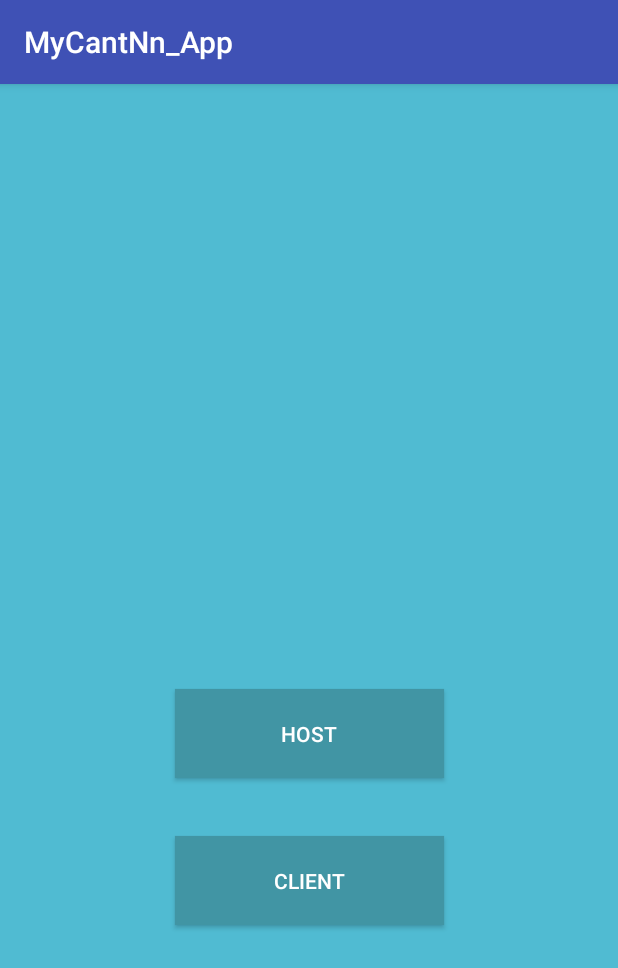
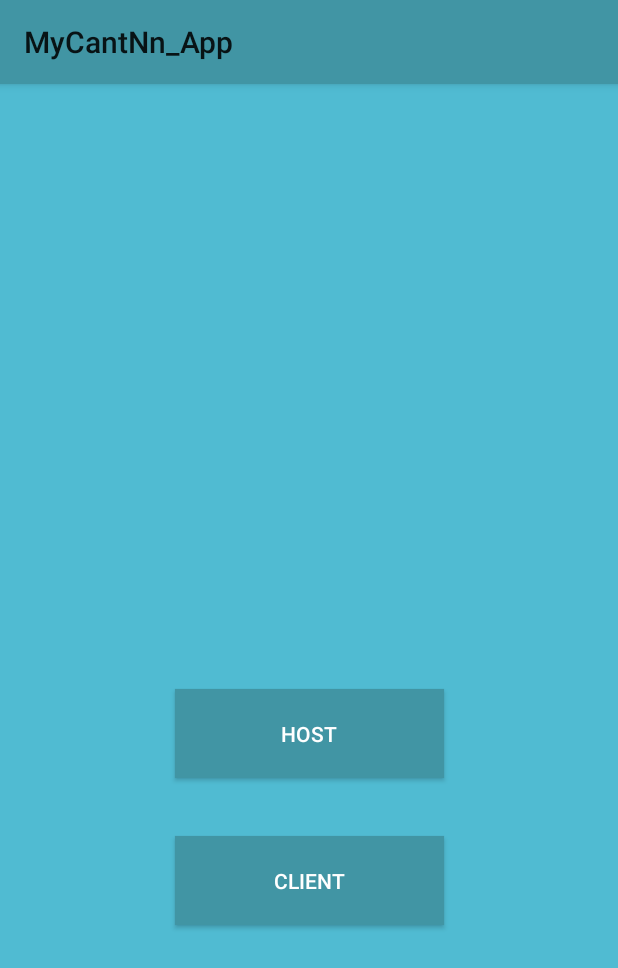
Before and after one commit to hkumarp31/MyCantNn_aPP, an Android app: the screen it shows after launch (MainActivity), on a phone screen of 412 x 824 dp. Shown: the top 968 px of the screen. Run offline under Robolectric (Android 15) with nearby library versions, the phone set to English and light mode, and no system bars; our stand-ins replace Firebase (no records; nobody signed in at launch, a user with empty details on screens opened directly).

Commit message:
desgin final

```diff
--- a/app/src/main/AndroidManifest.xml
+++ b/app/src/main/AndroidManifest.xml
@@ -13,9 +13,10 @@
 
         android:roundIcon="@mipmap/ic_launcher_round"
         android:supportsRtl="true"
-        android:theme="@style/AppTheme">
+        android:theme="@style/CustomActionBarTheme">
         <activity
             android:name=".MainActivity"
+
             android:screenOrientation="portrait">
             <intent-filter>
                 <action android:name="android.intent.action.MAIN" />
@@ -27,6 +28,7 @@
             android:name=".Host_login"
             android:label="Canteen_App"
             android:launchMode="singleTop"
+
 
             android:parentActivityName=".MainActivity"
             android:screenOrientation="portrait" />
@@ -43,7 +45,9 @@
             android:screenOrientation="portrait" />
         <activity
             android:name=".client"
+
             android:label="Select From Menu"
+
             android:screenOrientation="portrait" />
         <activity
             android:name=".Check.CheckOutActivity"
--- a/app/src/main/res/layout/activity_client_login.xml
+++ b/app/src/main/res/layout/activity_client_login.xml
@@ -5,7 +5,8 @@
     android:id="@+id/clientLayout"
     android:layout_width="match_parent"
     android:layout_height="match_parent"
-    tools:context="com.example.hario.mycantnn_app.Host_login">
+    tools:context="com.example.hario.mycantnn_app.Host_login"
+    android:background="@color/bg2">
 
 
     <EditText
@@ -51,6 +52,8 @@
         android:layout_below="@+id/clientLogin_check"
         android:layout_marginTop="@dimen/margin_10"
         android:text="@string/login"
+        android:background="@color/bg1"
+        android:textColor="#FFFFFF"
         app:layout_constraintBottom_toBottomOf="parent"
         app:layout_constraintEnd_toEndOf="parent"
         app:layout_constraintHorizontal_bias="0.506"
--- a/app/src/main/res/layout/activity_login__form.xml
+++ b/app/src/main/res/layout/activity_login__form.xml
@@ -4,7 +4,7 @@
     xmlns:tools="http://schemas.android.com/tools"
     android:layout_width="match_parent"
     android:layout_height="match_parent"
-    android:background="@color/bg1"
+    android:background="@color/bg2"
     tools:context="com.example.hario.mycantnn_app.Login_Form">
 
 
--- a/app/src/main/res/layout/activity_main.xml
+++ b/app/src/main/res/layout/activity_main.xml
@@ -5,6 +5,7 @@
     android:layout_width="match_parent"
     android:layout_height="match_parent"
     android:background="@color/bg2"
+
     tools:context="com.example.hario.mycantnn_app.MainActivity">
 
     <Button
--- a/app/src/main/res/layout/activity_main2.xml
+++ b/app/src/main/res/layout/activity_main2.xml
@@ -24,6 +24,7 @@
             android:layout_width="match_parent"
             android:layout_height="wrap_content"
             app:tabGravity="fill"
+            android:background="@color/bg2"
             app:tabMode="scrollable" />
 
     </android.support.design.widget.AppBarLayout>
--- a/app/src/main/res/layout/add_item2.xml
+++ b/app/src/main/res/layout/add_item2.xml
@@ -109,7 +109,7 @@
             android:id="@+id/AddItemToCategory"
             android:layout_width="match_parent"
             android:layout_height="70dp"
-            android:background="@color/BLUE"
+            android:background="@color/colorPrimary"
             android:textStyle="bold"
             android:textSize="20dp"
             android:text="Add Item To Category"
--- a/app/src/main/res/layout/bottomnavi.xml
+++ b/app/src/main/res/layout/bottomnavi.xml
@@ -25,7 +25,7 @@
         android:layout_marginStart="0dp"
         android:background="?android:attr/windowBackground"
         android:foreground="?attr/selectableItemBackground"
-        app:itemBackground="@color/bgBottomNavigation"
+        app:itemBackground="@color/bg1"
         app:itemIconTint="@android:color/white"
         app:itemTextColor="@android:color/white"
         app:layout_constraintBottom_toBottomOf="parent"
--- a/app/src/main/res/layout/cart_recycler_layout.xml
+++ b/app/src/main/res/layout/cart_recycler_layout.xml
@@ -70,7 +70,7 @@
         android:text="Submit My Order"
         android:textAlignment="center"
         android:textStyle="bold"
-        android:background="@color/Green"
+        android:background="@color/primaryLightColor"
         android:textColor="@color/White"
         android:textSize="20dp"
         />
--- a/app/src/main/res/layout/host_login.xml
+++ b/app/src/main/res/layout/host_login.xml
@@ -61,7 +61,7 @@
         android:layout_marginTop="@dimen/margin_10"
         android:text="@string/login"
         android:textColor="#FFFFFF"
-        android:background="#FFCE00"
+        android:background="@color/bg3"
         app:layout_constraintBottom_toBottomOf="parent"
         app:layout_constraintEnd_toEndOf="parent"
         app:layout_constraintHorizontal_bias="0.506"
@@ -121,7 +121,7 @@
         android:layout_alignLeft="@+id/HostSignup"
         android:layout_alignStart="@+id/HostSignup"
         android:layout_below="@+id/HostSignup"
-        android:background="@color/bg1"
+
         android:layout_marginTop="@dimen/margin_10"></com.google.android.gms.common.SignInButton>
 
 
--- a/app/src/main/res/layout/recyclermainlayout.xml
+++ b/app/src/main/res/layout/recyclermainlayout.xml
@@ -104,7 +104,7 @@
             android:layout_height="match_parent"
             android:layout_weight="1"
             android:text="ADD CART"
-            android:background="#1919ff"
+            android:background="@color/colorPrimary"
             android:textColor="#FFFFFF"
             android:textAlignment="center"
             android:textSize="20dp"
@@ -118,7 +118,7 @@
             android:text="GO TO CART"
             android:textAlignment="center"
             android:textSize="20dp"
-            android:background="#00b800"
+            android:background="@color/primaryLightColor"
             android:textColor="#FFFFFF"
             android:textStyle="bold" />
     </LinearLayout>
--- a/app/src/main/res/values-v21/styles.xml
+++ b/app/src/main/res/values-v21/styles.xml
@@ -1,4 +1,4 @@
-<resources>
+<resources xmlns:tools="http://schemas.android.com/tools">
 
     <!-- Base application theme. -->
     <style name="AppTheme" parent="Theme.AppCompat.Light.DarkActionBar">
@@ -52,4 +52,16 @@
     <style name="AppTheme.AppBarOverlay" parent="ThemeOverlay.AppCompat.Dark.ActionBar" />
 
     <style name="AppTheme.PopupOverlay" parent="ThemeOverlay.AppCompat.Light" />
+    <style name="CustomActionBarTheme.ActionBarStyle" parent="@style/Widget.AppCompat.Light.ActionBar.Solid.Inverse">
+        <item name="android:background"  tools:ignore="NewApi">@color/bg1</item>
+        <item name="background">@color/bg1</item>
+    </style>
+
+    <style name="CustomActionBarTheme" parent="@style/Theme.AppCompat.Light">
+        <item name="android:actionBarStyle"   tools:ignore="NewApi">@style/CustomActionBarTheme.ActionBarStyle</item>
+        <item name="actionBarStyle">@style/CustomActionBarTheme.ActionBarStyle</item>
+
+    </style>
+
+
 </resources>
--- a/app/src/main/res/values/styles.xml
+++ b/app/src/main/res/values/styles.xml
@@ -1,23 +1,13 @@
 <resources>
+
+    <!-- Base application theme. -->
     <style name="AppTheme" parent="Theme.AppCompat.Light.DarkActionBar">
         <!-- Customize your theme here. -->
         <item name="colorPrimary">@color/colorPrimary</item>
         <item name="colorPrimaryDark">@color/colorPrimaryDark</item>
         <item name="colorAccent">@color/colorAccent</item>
-        <item name="android:actionBarStyle">@style/MyTheme.ActionBarStyle</item>
 
 
-    </style>
-
-    <!-- Base application theme. -->
-
-
-    <style name="MyTheme.ActionBarStyle" parent="@android:style/Widget.Holo.Light.ActionBar">
-        <item name="android:titleTextStyle">@style/MyTheme.ActionBar.TitleTextStyle</item>
-    </style>
-
-    <style name="MyTheme.ActionBar.TitleTextStyle" parent="@android:style/TextAppearance.Holo.Widget.ActionBar.Title">
-        <item name="android:textColor">#ff0000</item>
     </style>
 
 
@@ -26,7 +16,7 @@
         <item name="android:textColor">@color/CTA_text</item>
         <item name="android:layout_width">match_parent</item>
         <item name="android:layout_height">wrap_content</item>
-        <item name="android:background">@color/bg1</item>
+        <item name="android:background">@color/CTA_bg</item>
         <item name="android:clickable">true</item>
     </style>
 
```
Also changed, not shown: app/src/main/res/layout/activity_order_status.xml (+9 -15 lines).
